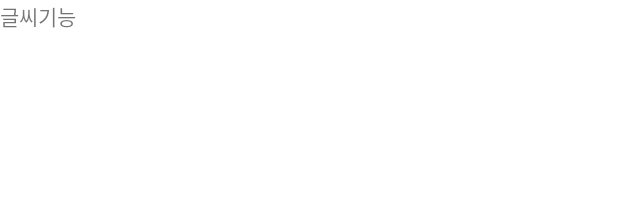
After one commit to 2021-mentor-mentee/notepad, an Android app: the layout font_functions.xml on its own in the app's theme, with its tools: preview values and no code run, on a phone screen of 412 x 824 dp. The commit adds this screen. Shown: the top 197 px of the screen. Run offline under Robolectric (Android 15) with nearby library versions, the phone set to English and light mode, and no system bars.

Commit message:
'기능 설정 텍스트'추가함 8/1 '멤모 로고 사진'추가함 , 'EditText','EditText 테두리'추가함 8/2 'font_functions' java,xml 파일 추가함

```diff
--- a/app/src/main/AndroidManifest.xml
+++ b/app/src/main/AndroidManifest.xml
@@ -16,6 +16,7 @@
                 <category android:name="android.intent.category.LAUNCHER" />
             </intent-filter>
         </activity>
+        <activity android:name=".font_functions"></activity>
     </application>
 
 </manifest>
--- /dev/null
+++ b/app/src/main/res/layout/font_functions.xml
@@ -0,0 +1,15 @@
+<?xml version="1.0" encoding="utf-8"?>
+<androidx.constraintlayout.widget.ConstraintLayout xmlns:android="http://schemas.android.com/apk/res/android"
+    xmlns:app="http://schemas.android.com/apk/res-auto"
+    android:layout_width="match_parent"
+    android:layout_height="match_parent">
+
+    <TextView
+        android:id="@+id/textView"
+        android:layout_width="wrap_content"
+        android:layout_height="wrap_content"
+        android:text="글씨기능"
+        app:layout_constraintStart_toStartOf="parent"
+        app:layout_constraintTop_toTopOf="parent" />
+
+</androidx.constraintlayout.widget.ConstraintLayout>
```
Also changed, not shown: app/src/main/java/com/example/notepad/MainActivity.java (+21 -3 lines), app/src/main/java/com/example/notepad/font_functions.java (added, +14 -0 lines).
